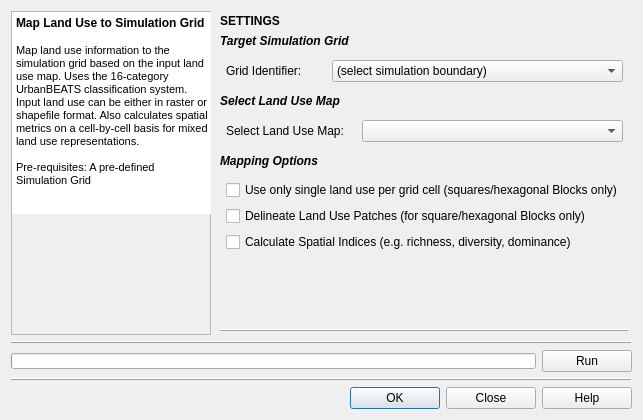
petermbach/urbanbeats-pss, file gui/mods_master_guis/mod_landuse_import.ui: the form before one commit.
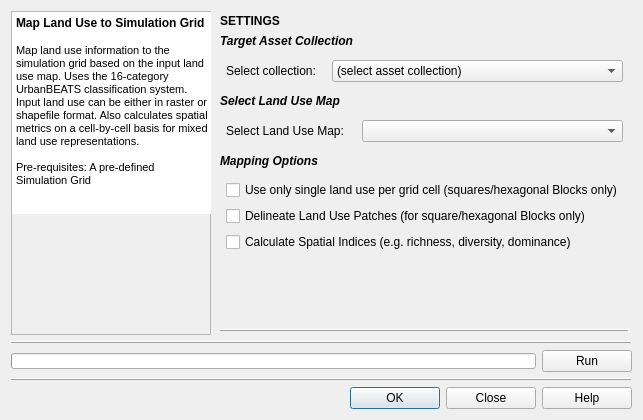
The form after the commit. Icons and pictures are not drawn.

Commit message: Preparing GUIs for reimplementation

```diff
--- a/gui/mods_master_guis/mod_landuse_import.ui
+++ b/gui/mods_master_guis/mod_landuse_import.ui
@@ -325,7 +325,7 @@
       <item>
        <widget class="QLabel" name="grid_id">
         <property name="text">
-         <string>&lt;html&gt;&lt;head/&gt;&lt;body&gt;&lt;p&gt;&lt;span style=&quot; font-weight:600; font-style:italic;&quot;&gt;Target Simulation Grid&lt;/span&gt;&lt;/p&gt;&lt;/body&gt;&lt;/html&gt;</string>
+         <string>&lt;html&gt;&lt;head/&gt;&lt;body&gt;&lt;p&gt;&lt;span style=&quot; font-weight:600; font-style:italic;&quot;&gt;Target Asset Collection&lt;/span&gt;&lt;/p&gt;&lt;/body&gt;&lt;/html&gt;</string>
         </property>
        </widget>
       </item>
@@ -348,7 +348,7 @@
           <widget class="QComboBox" name="grid_combo">
            <item>
             <property name="text">
-             <string>(select simulation boundary)</string>
+             <string>(select asset collection)</string>
             </property>
            </item>
           </widget>
@@ -371,7 +371,7 @@
             <string>Width of the square cell in the city grid in metres</string>
            </property>
            <property name="text">
-            <string>Grid Identifier:</string>
+            <string>Select collection:</string>
            </property>
           </widget>
          </item>
```
The commit also changes 3 other files.
